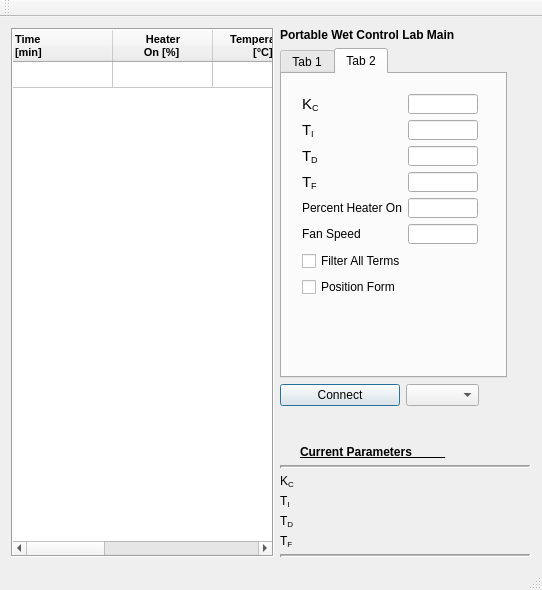
First picture: the form in mainwindow.ui, repository AnthonyA28/Qt-PWCL-main, before the edit.
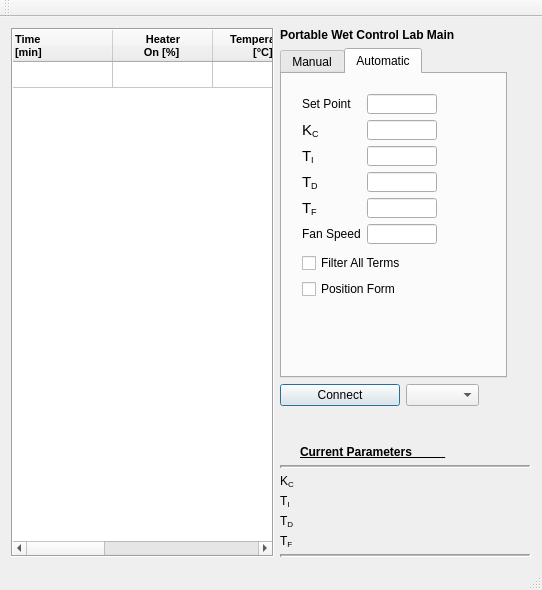
Second picture: the form after the edit. The open tabs and pages were chosen to show the change.

Commit message: fixed interface, fixed bupless to manual

The edit to the form file:
```diff
--- a/mainwindow.ui
+++ b/mainwindow.ui
@@ -345,7 +345,7 @@
         </property>
         <widget class="QWidget" name="tab_3">
          <attribute name="title">
-          <string>Tab 1</string>
+          <string>Manual</string>
          </attribute>
          <layout class="QFormLayout" name="formLayout">
           <item row="0" column="0">
@@ -404,7 +404,7 @@
           </size>
          </property>
          <attribute name="title">
-          <string>Tab 2</string>
+          <string>Automatic</string>
          </attribute>
          <widget class="QWidget" name="verticalLayoutWidget">
           <property name="geometry">
@@ -412,7 +412,7 @@
             <x>9</x>
             <y>9</y>
             <width>251</width>
-            <height>225</height>
+            <height>227</height>
            </rect>
           </property>
           <property name="maximumSize">
@@ -424,7 +424,7 @@
           <layout class="QVBoxLayout" name="verticalLayout_2">
            <item>
             <layout class="QFormLayout" name="formLayout_2">
-             <item row="0" column="0">
+             <item row="1" column="0">
               <widget class="QLabel" name="label_4">
                <property name="maximumSize">
                 <size>
@@ -437,27 +437,8 @@
                </property>
               </widget>
              </item>
-             <item row="0" column="1">
-              <widget class="QLineEdit" name="kcTextBox">
-               <property name="sizePolicy">
-                <sizepolicy hsizetype="Fixed" vsizetype="Fixed">
-                 <horstretch>0</horstretch>
-                 <verstretch>0</verstretch>
-                </sizepolicy>
-               </property>
-               <property name="maximumSize">
-                <size>
-                 <width>70</width>
-                 <height>20</height>
-                </size>
-               </property>
-               <property name="alignment">
-                <set>Qt::AlignLeading|Qt::AlignLeft|Qt::AlignVCenter</set>
-               </property>
-              </widget>
-             </item>
              <item row="1" column="1">
-              <widget class="QLineEdit" name="tauiTextBox">
+              <widget class="QLineEdit" name="kcTextBox">
                <property name="sizePolicy">
                 <sizepolicy hsizetype="Fixed" vsizetype="Fixed">
                  <horstretch>0</horstretch>
@@ -475,7 +456,7 @@
                </property>
               </widget>
              </item>
-             <item row="1" column="0">
+             <item row="2" column="0">
               <widget class="QLabel" name="label_3">
                <property name="maximumSize">
                 <size>
@@ -488,7 +469,26 @@
                </property>
               </widget>
              </item>
-             <item row="2" column="0">
+             <item row="2" column="1">
+              <widget class="QLineEdit" name="tauiTextBox">
+               <property name="sizePolicy">
+                <sizepolicy hsizetype="Fixed" vsizetype="Fixed">
+                 <horstretch>0</horstretch>
+                 <verstretch>0</verstretch>
+                </sizepolicy>
+               </property>
+               <property name="maximumSize">
+                <size>
+                 <width>70</width>
+                 <height>20</height>
+                </size>
+               </property>
+               <property name="alignment">
+                <set>Qt::AlignLeading|Qt::AlignLeft|Qt::AlignVCenter</set>
+               </property>
+              </widget>
+             </item>
+             <item row="3" column="0">
               <widget class="QLabel" name="label">
                <property name="maximumSize">
                 <size>
@@ -512,27 +512,8 @@
                </property>
               </widget>
              </item>
-             <item row="2" column="1">
-              <widget class="QLineEdit" name="taudTextBox">
-               <property name="sizePolicy">
-                <sizepolicy hsizetype="Fixed" vsizetype="Fixed">
-                 <horstretch>0</horstretch>
-                 <verstretch>0</verstretch>
-                </sizepolicy>
-               </property>
-               <property name="maximumSize">
-                <size>
-                 <width>70</width>
-                 <height>20</height>
-                </size>
-               </property>
-               <property name="alignment">
-                <set>Qt::AlignLeading|Qt::AlignLeft|Qt::AlignVCenter</set>
-               </property>
-              </widget>
-             </item>
              <item row="3" column="1">
-              <widget class="QLineEdit" name="taufTextBox">
+              <widget class="QLineEdit" name="taudTextBox">
                <property name="sizePolicy">
                 <sizepolicy hsizetype="Fixed" vsizetype="Fixed">
                  <horstretch>0</horstretch>
@@ -550,7 +531,7 @@
                </property>
               </widget>
              </item>
-             <item row="3" column="0">
+             <item row="4" column="0">
               <widget class="QLabel" name="label_2">
                <property name="maximumSize">
                 <size>
@@ -564,36 +545,22 @@
               </widget>
              </item>
              <item row="4" column="1">
-              <widget class="QLineEdit" name="A_percentOnTextBox">
-               <property name="maximumSize">
-                <size>
-                 <width>70</width>
-                 <height>20</height>
-                </size>
+              <widget class="QLineEdit" name="taufTextBox">
+               <property name="sizePolicy">
+                <sizepolicy hsizetype="Fixed" vsizetype="Fixed">
+                 <horstretch>0</horstretch>
+                 <verstretch>0</verstretch>
+                </sizepolicy>
                </property>
-              </widget>
-             </item>
-             <item row="4" column="0">
-              <widget class="QLabel" name="label_9">
                <property name="maximumSize">
                 <size>
-                 <width>122</width>
-                 <height>16777215</height>
-                </size>
-               </property>
-               <property name="text">
-                <string>&lt;html&gt;&lt;head/&gt;&lt;body&gt;&lt;p&gt;&lt;span style=&quot; font-size:9pt;&quot;&gt;Percent Heater On&lt;/span&gt;&lt;/p&gt;&lt;/body&gt;&lt;/html&gt;</string>
-               </property>
-              </widget>
-             </item>
-             <item row="5" column="1">
-              <widget class="QLineEdit" name="lineEdit">
-               <property name="maximumSize">
-                <size>
                  <width>70</width>
                  <height>20</height>
                 </size>
                </property>
+               <property name="alignment">
+                <set>Qt::AlignLeading|Qt::AlignLeft|Qt::AlignVCenter</set>
+               </property>
               </widget>
              </item>
              <item row="5" column="0">
@@ -609,6 +576,33 @@
                </property>
               </widget>
              </item>
+             <item row="5" column="1">
+              <widget class="QLineEdit" name="A_fanSpeedTextBox">
+               <property name="maximumSize">
+                <size>
+                 <width>70</width>
+                 <height>20</height>
+                </size>
+               </property>
+              </widget>
+             </item>
+             <item row="0" column="0">
+              <widget class="QLabel" name="label_9">
+               <property name="text">
+                <string>&lt;html&gt;&lt;head/&gt;&lt;body&gt;&lt;p&gt;&lt;span style=&quot; font-size:9pt;&quot;&gt;Set Point&lt;/span&gt;&lt;/p&gt;&lt;/body&gt;&lt;/html&gt;</string>
+               </property>
+              </widget>
+             </item>
+             <item row="0" column="1">
+              <widget class="QLineEdit" name="setPointTextBox">
+               <property name="maximumSize">
+                <size>
+                 <width>70</width>
+                 <height>20</height>
+                </size>
+               </property>
+              </widget>
+             </item>
             </layout>
            </item>
            <item>
```
Left out of the diff: 10 changed lines with no effect on the pictures. The commit also changes 2 other files.
